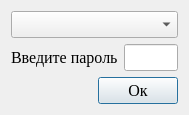
Eliminationzx/optimizationmethods, file optimizationmethods/ui/mainwindowPass.ui: the form before one commit.
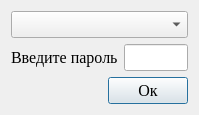
The form after the commit. Icons and pictures are not drawn.

Commit message: optimizationmethods: доделал открытие овражной функции с пароля.

Diff of the .ui file:
```diff
--- a/optimizationmethods/ui/mainwindowPass.ui
+++ b/optimizationmethods/ui/mainwindowPass.ui
@@ -6,8 +6,8 @@
    <rect>
     <x>0</x>
     <y>0</y>
-    <width>189</width>
-    <height>97</height>
+    <width>199</width>
+    <height>109</height>
    </rect>
   </property>
   <property name="font">
@@ -35,7 +35,11 @@
     </widget>
    </item>
    <item row="1" column="1">
-    <widget class="QLineEdit" name="Password"/>
+    <widget class="QLineEdit" name="Password">
+     <property name="text">
+      <string/>
+     </property>
+    </widget>
    </item>
    <item row="2" column="0" colspan="2">
     <layout class="QHBoxLayout" name="horizontalLayout">
```
The commit also changes 1 other file.
